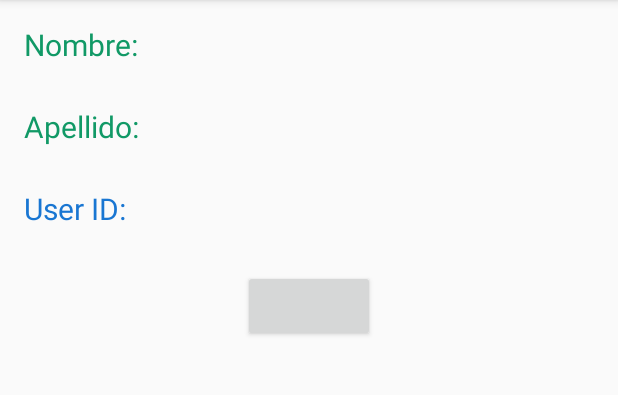
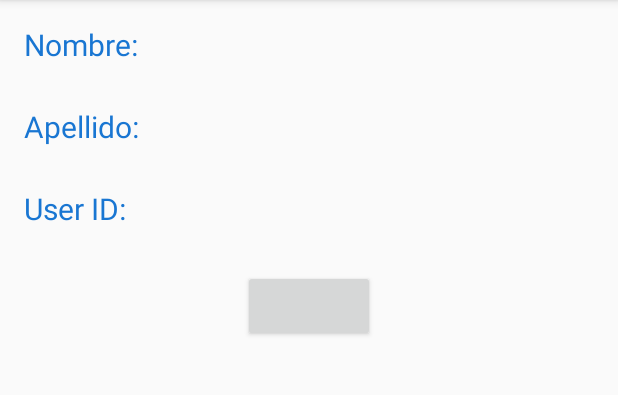
Before and after one commit to FedericoAmura/TallerII2016C2TPLinkedIn, an Android app: the LoginActivity screen opened directly, with no data from a screen before it, on a phone screen of 412 x 824 dp, the part 84-479 px from its top. Run offline under Robolectric (Android 15) with nearby library versions, the phone set to English and light mode, and no system bars; libraries missing offline, so code that uses them is left out: com.facebook, com.facebook.login; plain views replace LoginButton; 4 statements that could not run were skipped.

Commit message:
Subo apk

```diff
--- a/ClientApp/app/src/main/res/layout/activity_login.xml
+++ b/ClientApp/app/src/main/res/layout/activity_login.xml
@@ -17,7 +17,7 @@
         android:text="@string/nombre"
         android:id="@+id/textView"
         android:textSize="20dp"
-        android:textColor="#196"
+        android:textColor="#1976D2"
         android:layout_above="@+id/tvApellido"
         android:layout_alignParentLeft="true"
         android:layout_alignParentStart="true" />
@@ -38,7 +38,7 @@
         android:text="@string/apellido"
         android:id="@+id/textView2"
         android:textSize="20dp"
-        android:textColor="#196"
+        android:textColor="#1976D2"
         android:layout_below="@+id/textView"
         android:layout_alignParentLeft="true"
         android:layout_alignParentStart="true" />
@@ -48,7 +48,7 @@
         android:layout_height="wrap_content"
         android:id="@+id/tvApellido"
         android:textSize="20dp"
-        android:textColor="#1976D2"
+        android:textColor="#196"
         android:layout_below="@+id/tvNombre"
         android:layout_alignLeft="@+id/tvNombre"
         android:layout_alignStart="@+id/tvNombre" />
@@ -69,7 +69,7 @@
         android:layout_height="wrap_content"
         android:id="@+id/tvToken"
         android:textSize="20dp"
-        android:textColor="#1976D2"
+        android:textColor="#196"
         android:layout_below="@+id/tvApellido"
         android:layout_alignLeft="@+id/tvApellido"
         android:layout_alignStart="@+id/tvApellido" />
```
Also changed, not shown: 2 other files.
